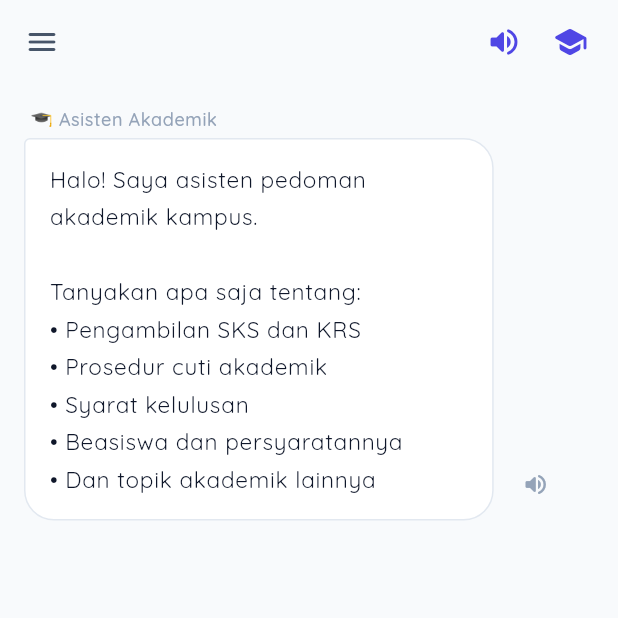
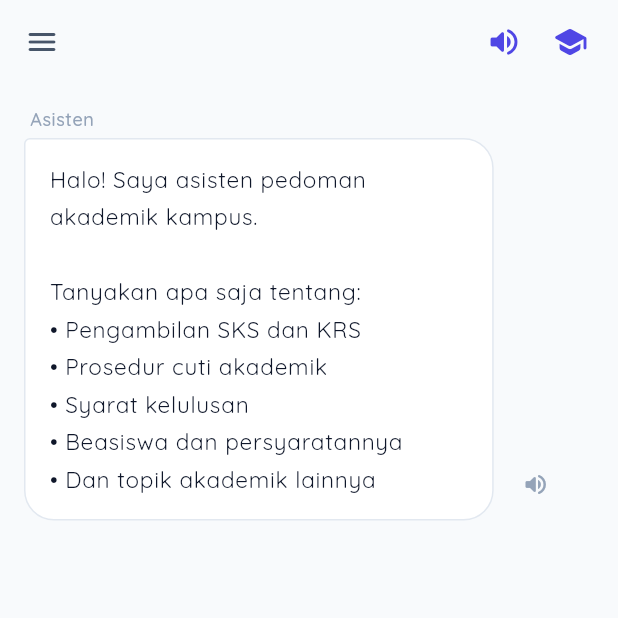
Before and after one commit to yudnata/smart-campus-assistant, a Flutter app: the screen it shows after launch, on a phone screen of 412 x 824 dp, the top half of it. Run offline on Flutter 3.47's test engine with Material 3 defaults, Android fonts, the light colour scheme and no system bars; drawn by our look-alikes of flutter_animate; our stand-ins replace dio, equatable, flutter_riverpod, flutter_tts, fpdart, pretty_dio_logger and 2 more.

```diff
--- a/mobile/lib/features/chat/presentation/widgets/message_bubble.dart
+++ b/mobile/lib/features/chat/presentation/widgets/message_bubble.dart
@@ -33,7 +33,7 @@ class MessageBubble extends StatelessWidget {
           Padding(
             padding: const EdgeInsets.only(bottom: 4, left: 4, right: 4),
             child: Text(
-              message.isUser ? 'Kamu' : '🎓 Asisten Akademik',
+              message.isUser ? 'Kamu' : 'Asisten',
               style: Theme.of(context).textTheme.bodySmall?.copyWith(
                     color: AppTheme.textMuted,
                     fontWeight: FontWeight.w500,
```
